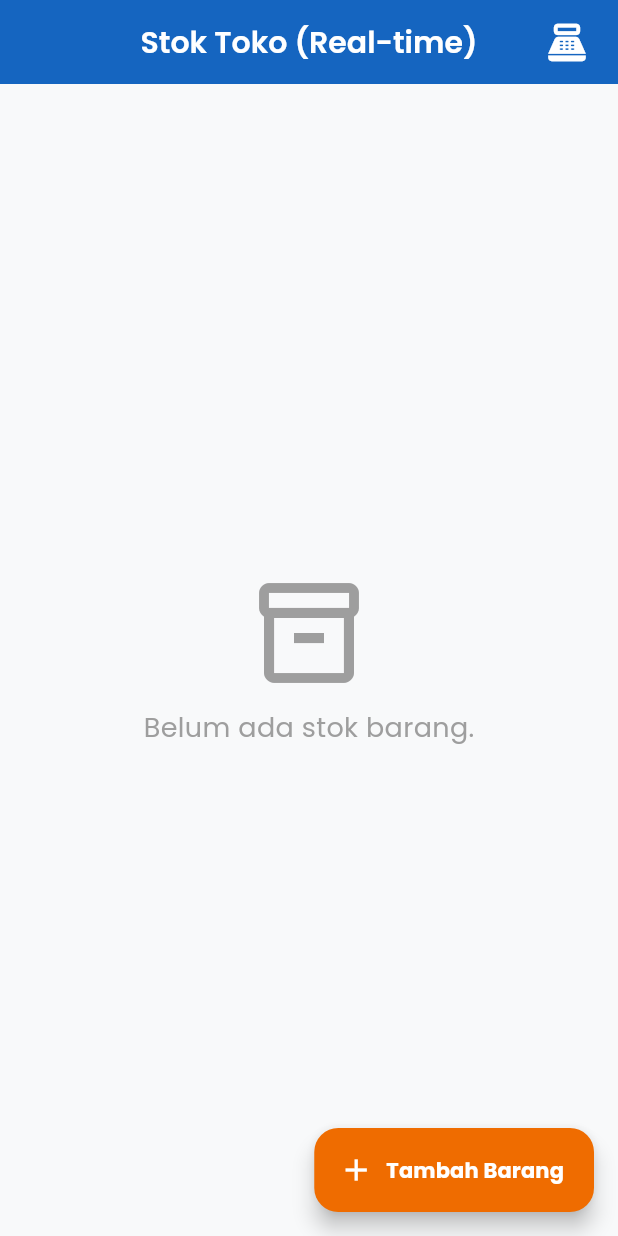
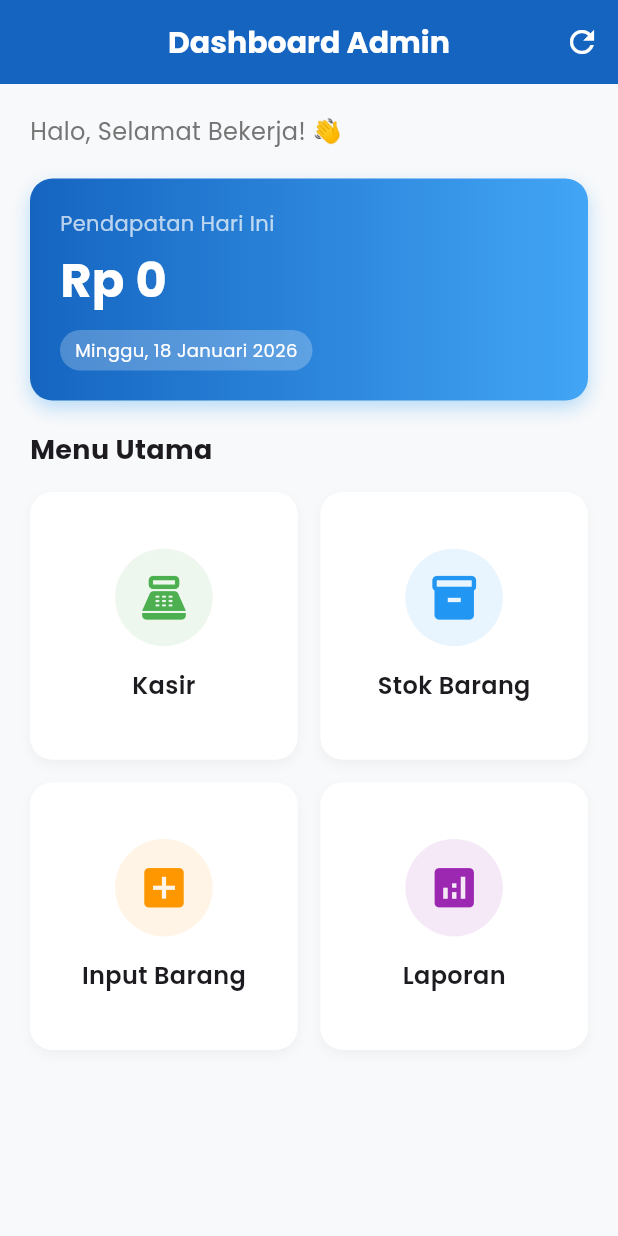
Before and after one commit to Umeem26/Minimarket-Pos-System, a Flutter app: the screen it shows after launch, on a phone screen of 412 x 824 dp. Run offline on Flutter 3.47's test engine with Material 3 defaults, Android fonts, the phone set to English and light mode, and no system bars; our stand-ins replace flutter_dotenv, google_fonts, supabase_flutter; accounts and stored records are empty.

Commit message:
fix: initialize indo locale date formatting

```diff
--- a/minimarket_pos/lib/data/transaction_service.dart
+++ b/minimarket_pos/lib/data/transaction_service.dart
@@ -60,4 +60,29 @@ class TransactionService {
       throw Exception("Gagal Transaksi: $e");
     }
   }
+
+  // --- AMBIL TRANSAKSI HARI INI (Untuk Dashboard) ---
+  Future<List<Map<String, dynamic>>> getTodayTransactions() async {
+    try {
+      final now = DateTime.now();
+      // Format tanggal hari ini: "YYYY-MM-DD"
+      final todayStr = "${now.year}-${now.month.toString().padLeft(2, '0')}-${now.day.toString().padLeft(2, '0')}";
+
+      // Ambil transaksi yang created_at-nya dimulai dengan tanggal hari ini
+      // Menggunakan filter gte (Greater Than or Equal) jam 00:00 hari ini
+      final startOfDay = "${todayStr}T00:00:00";
+      final endOfDay = "${todayStr}T23:59:59";
+
+      final response = await supabase
+          .from('transactions')
+          .select()
+          .gte('created_at', startOfDay)
+          .lte('created_at', endOfDay);
+
+      return List<Map<String, dynamic>>.from(response);
+    } catch (e) {
+      print("Error Transaksi Hari Ini: $e");
+      return [];
+    }
+  }
 }
--- a/minimarket_pos/lib/main.dart
+++ b/minimarket_pos/lib/main.dart
@@ -3,9 +3,13 @@ import 'package:supabase_flutter/supabase_flutter.dart';
 import 'package:flutter_dotenv/flutter_dotenv.dart';
 import 'package:google_fonts/google_fonts.dart';
 
+// --- TAMBAHAN PENTING (SOLUSI ERROR MERAH) ---
+import 'package:intl/date_symbol_data_local.dart';
+
 // Import halaman
 import 'presentation/stock_list_screen.dart';
 import 'presentation/add_product_screen.dart';
+import 'presentation/dashboard_screen.dart'; // Pastikan dashboard di-import
 
 Future<void> main() async {
   WidgetsFlutterBinding.ensureInitialized();
@@ -15,6 +19,10 @@ Future<void> main() async {
     url: dotenv.env['SUPABASE_URL']!,
     anonKey: dotenv.env['SUPABASE_ANON_KEY']!,
   );
+
+  // --- BARIS AJAIB PENYEMBUH ERROR ---
+  // Kita "daftarkan" dulu format tanggal Indonesia agar aplikasi tidak kaget
+  await initializeDateFormatting('id_ID', null);
 
   runApp(const MyApp());
 }
@@ -29,28 +37,25 @@ class MyApp extends StatelessWidget {
       debugShowCheckedModeBanner: false,
 
       theme: ThemeData(
-        useMaterial3: true, // Desain Modern Otomatis
+        useMaterial3: true,
         brightness: Brightness.light,
-        primaryColor: const Color(0xFF1565C0), // Biru Profesional
-        scaffoldBackgroundColor: const Color(0xFFF8F9FA), // Putih Tulang (Lebih lembut dari putih biasa)
+        primaryColor: const Color(0xFF1565C0),
+        scaffoldBackgroundColor: const Color(0xFFF8F9FA),
 
-        // Skema Warna Utama
         colorScheme: ColorScheme.fromSeed(
           seedColor: const Color(0xFF1565C0),
           brightness: Brightness.light,
-          secondary: const Color(0xFFEF6C00), // Aksen Oranye
+          secondary: const Color(0xFFEF6C00),
         ),
 
-        // --- UPGRADE FONT DISINI (POPINS) ---
         textTheme: GoogleFonts.poppinsTextTheme(),
 
-        // Style Judul Atas
         appBarTheme: const AppBarTheme(
           backgroundColor: Color(0xFF1565C0),
           foregroundColor: Colors.white,
           elevation: 0,
           centerTitle: true,
-          titleTextStyle: TextStyle( // Memaksa judul pakai Poppins Bold
+          titleTextStyle: TextStyle(
             fontFamily: 'Poppins',
             fontSize: 20,
             fontWeight: FontWeight.w600,
@@ -58,17 +63,16 @@ class MyApp extends StatelessWidget {
           ),
         ),
 
-        // Style Kotak Input (Form)
         inputDecorationTheme: InputDecorationTheme(
           filled: true,
           fillColor: Colors.white,
           border: OutlineInputBorder(
-            borderRadius: BorderRadius.circular(12), // Lebih bulat dikit biar friendly
+            borderRadius: BorderRadius.circular(12),
             borderSide: const BorderSide(color: Colors.grey),
           ),
           enabledBorder: OutlineInputBorder(
             borderRadius: BorderRadius.circular(12),
-            borderSide: borderSide(Colors.grey.shade300),
+            borderSide: BorderSide(color: Colors.grey.shade300),
           ),
           focusedBorder: OutlineInputBorder(
             borderRadius: BorderRadius.circular(12),
@@ -77,10 +81,8 @@ class MyApp extends StatelessWidget {
         ),
       ),
 
-      home: const StockListScreen(),
+      // Pintu Masuk -> Dashboard
+      home: const DashboardScreen(),
     );
   }
-
-  // Helper simpel untuk border
-  BorderSide borderSide(Color color) => BorderSide(color: color);
 }
--- /dev/null
+++ b/minimarket_pos/lib/presentation/dashboard_screen.dart
@@ -0,0 +1,218 @@
+import 'package:flutter/material.dart';
+import 'package:intl/intl.dart';
+import 'package:google_fonts/google_fonts.dart';
+import '../data/product_service.dart';
+import '../data/transaction_service.dart';
+import 'stock_list_screen.dart';
+import 'cashier_screen.dart';
+import 'add_product_screen.dart';
+
+class DashboardScreen extends StatefulWidget {
+  const DashboardScreen({super.key});
+
+  @override
+  State<DashboardScreen> createState() => _DashboardScreenState();
+}
+
+class _DashboardScreenState extends State<DashboardScreen> {
+  final _transService = TransactionService();
+  final _prodService = ProductService();
+
+  double _todayRevenue = 0;
+  int _lowStockCount = 0;
+  bool _isLoading = true;
+
+  // Formatter Rupiah
+  final _currency = NumberFormat.currency(locale: 'id_ID', symbol: 'Rp ', decimalDigits: 0);
+
+  @override
+  void initState() {
+    super.initState();
+    _loadDashboardData();
+  }
+
+  // Fungsi untuk menyegarkan data Dashboard
+  Future<void> _loadDashboardData() async {
+    setState(() => _isLoading = true);
+
+    // 1. Hitung Omzet Hari Ini
+    final transactions = await _transService.getTodayTransactions();
+    double total = 0;
+    for (var t in transactions) {
+      total += (t['total_amount'] as num).toDouble();
+    }
+
+    // 2. Hitung Stok Menipis (Logic: Qty <= MinStock)
+    final stocks = await _prodService.getStockList();
+    int lowCount = 0;
+    for (var s in stocks) {
+      final qty = (s['quantity'] as num).toDouble();
+      final min = (s['products']['min_stock'] as num).toDouble();
+      if (qty <= min) lowCount++;
+    }
+
+    if (mounted) {
+      setState(() {
+        _todayRevenue = total;
+        _lowStockCount = lowCount;
+        _isLoading = false;
+      });
+    }
+  }
+
+  @override
+  Widget build(BuildContext context) {
+    return Scaffold(
+      backgroundColor: const Color(0xFFF8F9FA),
+      appBar: AppBar(
+        title: Text("Dashboard Admin", style: GoogleFonts.poppins(fontWeight: FontWeight.bold)),
+        elevation: 0,
+        actions: [
+          IconButton(
+            icon: const Icon(Icons.refresh),
+            onPressed: _loadDashboardData,
+            tooltip: "Refresh Data",
+          )
+        ],
+      ),
+      body: _isLoading
+        ? const Center(child: CircularProgressIndicator())
+        : SingleChildScrollView(
+            padding: const EdgeInsets.all(20),
+            child: Column(
+              crossAxisAlignment: CrossAxisAlignment.start,
+              children: [
+                // Sapaan
+                Text(
+                  "Halo, Selamat Bekerja! 👋",
+                  style: GoogleFonts.poppins(fontSize: 16, color: Colors.grey[600]),
+                ),
+                const SizedBox(height: 20),
+
+                // KARTU OMZET
+                Container(
+                  width: double.infinity,
+                  padding: const EdgeInsets.all(20),
+                  decoration: BoxDecoration(
+                    gradient: const LinearGradient(colors: [Color(0xFF1565C0), Color(0xFF42A5F5)]),
+                    borderRadius: BorderRadius.circular(15),
+                    boxShadow: [BoxShadow(color: Colors.blue.withOpacity(0.3), blurRadius: 10, offset: const Offset(0, 5))],
+                  ),
+                  child: Column(
+                    crossAxisAlignment: CrossAxisAlignment.start,
+                    children: [
+                      const Text("Pendapatan Hari Ini", style: TextStyle(color: Colors.white70, fontSize: 14)),
+                      const SizedBox(height: 5),
+                      Text(
+                        _currency.format(_todayRevenue),
+                        style: GoogleFonts.poppins(fontSize: 32, fontWeight: FontWeight.bold, color: Colors.white),
+                      ),
+                      const SizedBox(height: 10),
+                      Container(
+                        padding: const EdgeInsets.symmetric(horizontal: 10, vertical: 5),
+                        decoration: BoxDecoration(color: Colors.white24, borderRadius: BorderRadius.circular(20)),
+                        child: Text("${DateFormat('EEEE, d MMMM yyyy', 'id_ID').format(DateTime.now())}",
+                          style: const TextStyle(color: Colors.white, fontSize: 12)),
+                      )
+                    ],
+                  ),
+                ),
+
+                const SizedBox(height: 20),
+
+                // PERINGATAN STOK
+                if (_lowStockCount > 0)
+                  Container(
+                    margin: const EdgeInsets.only(bottom: 20),
+                    padding: const EdgeInsets.all(15),
+                    decoration: BoxDecoration(
+                      color: Colors.orange.shade50,
+                      border: Border.all(color: Colors.orange),
+                      borderRadius: BorderRadius.circular(10),
+                    ),
+                    child: Row(
+                      children: [
+                        const Icon(Icons.warning_amber_rounded, color: Colors.orange, size: 30),
+                        const SizedBox(width: 15),
+                        Column(
+                          crossAxisAlignment: CrossAxisAlignment.start,
+                          children: [
+                            const Text("Perhatian!", style: TextStyle(fontWeight: FontWeight.bold, color: Colors.orange)),
+                            Text("Ada $_lowStockCount barang stoknya menipis.", style: TextStyle(color: Colors.orange[800])),
+                          ],
+                        )
+                      ],
+                    ),
+                  ),
+
+                // MENU GRID
+                Text("Menu Utama", style: GoogleFonts.poppins(fontSize: 18, fontWeight: FontWeight.bold)),
+                const SizedBox(height: 15),
+
+                GridView.count(
+                  shrinkWrap: true,
+                  physics: const NeverScrollableScrollPhysics(),
+                  crossAxisCount: 2,
+                  crossAxisSpacing: 15,
+                  mainAxisSpacing: 15,
+                  children: [
+                    _buildMenuCard(
+                      title: "Kasir",
+                      icon: Icons.point_of_sale,
+                      color: Colors.green,
+                      onTap: () => Navigator.push(context, MaterialPageRoute(builder: (_) => const CashierScreen())).then((_) => _loadDashboardData()),
+                    ),
+                    _buildMenuCard(
+                      title: "Stok Barang",
+                      icon: Icons.inventory_2,
+                      color: Colors.blue,
+                      onTap: () => Navigator.push(context, MaterialPageRoute(builder: (_) => const StockListScreen())).then((_) => _loadDashboardData()),
+                    ),
+                    _buildMenuCard(
+                      title: "Input Barang",
+                      icon: Icons.add_box,
+                      color: Colors.orange,
+                      onTap: () => Navigator.push(context, MaterialPageRoute(builder: (_) => const AddProductScreen())).then((_) => _loadDashboardData()),
+                    ),
+                    _buildMenuCard(
+                      title: "Laporan",
+                      icon: Icons.analytics,
+                      color: Colors.purple,
+                      onTap: () {
+                         ScaffoldMessenger.of(context).showSnackBar(const SnackBar(content: Text("Fitur Laporan akan segera hadir!")));
+                      },
+                    ),
+                  ],
+                ),
+              ],
+            ),
+          ),
+    );
+  }
+
+  Widget _buildMenuCard({required String title, required IconData icon, required Color color, required VoidCallback onTap}) {
+    return InkWell(
+      onTap: onTap,
+      borderRadius: BorderRadius.circular(15),
+      child: Container(
+        decoration: BoxDecoration(
+          color: Colors.white,
+          borderRadius: BorderRadius.circular(15),
+          boxShadow: [BoxShadow(color: Colors.grey.withOpacity(0.1), blurRadius: 5, offset: const Offset(0, 3))],
+        ),
+        child: Column(
+          mainAxisAlignment: MainAxisAlignment.center,
+          children: [
+            Container(
+              padding: const EdgeInsets.all(15),
+              decoration: BoxDecoration(color: color.withOpacity(0.1), shape: BoxShape.circle),
+              child: Icon(icon, size: 35, color: color),
+            ),
+            const SizedBox(height: 15),
+            Text(title, style: GoogleFonts.poppins(fontWeight: FontWeight.w600, fontSize: 16)),
+          ],
+        ),
+      ),
+    );
+  }
+}
```
